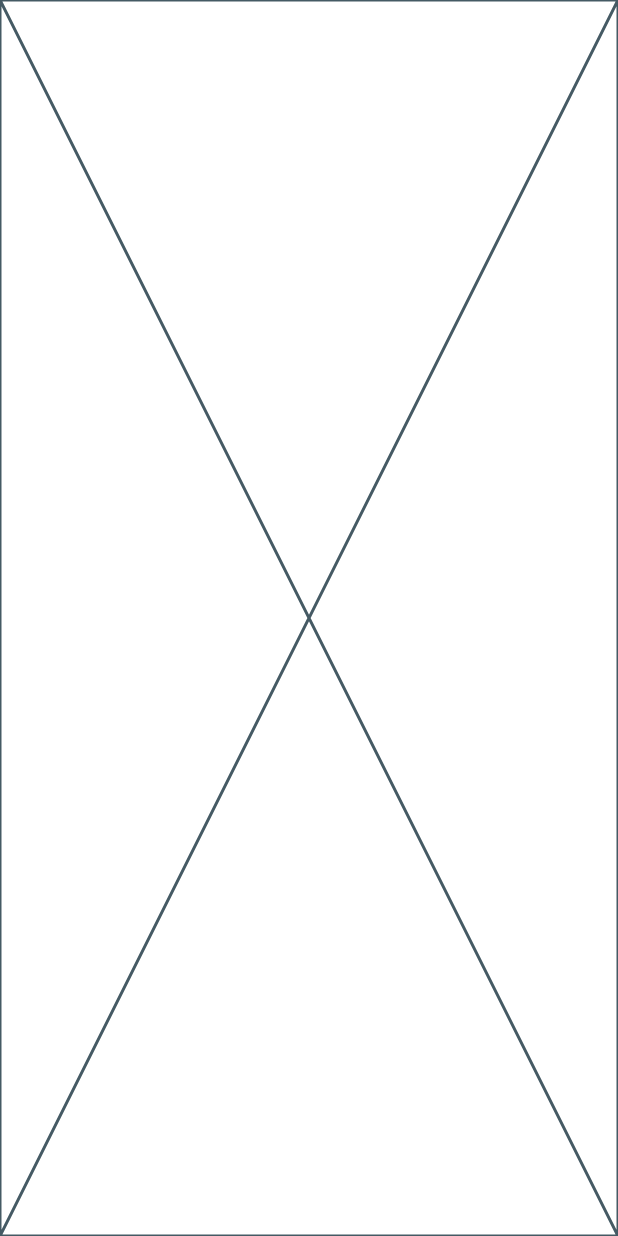
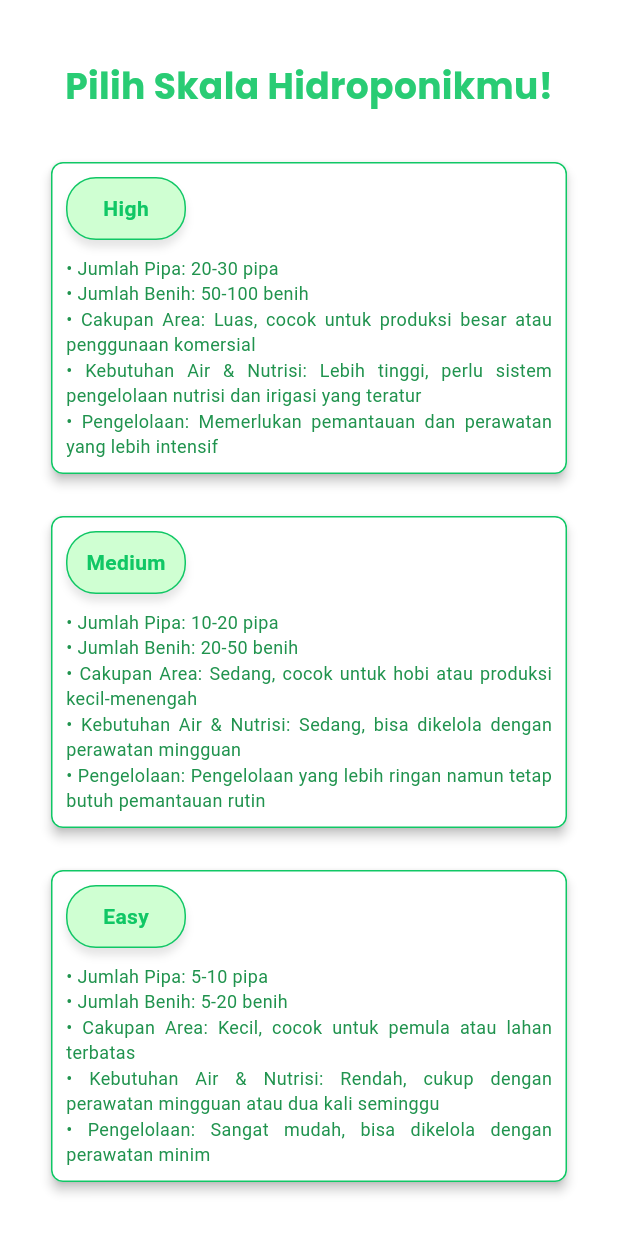
Before and after one commit to CLINTON1233/PBL-IF-16-Hydrogami-Integrasi-IoT-dan-Gamifikasi-Pada-Tanaman-Hidroponik, a Flutter app: the KonfirmasiPilihPage screen opened directly, after a tap on "Ya", on a phone screen of 412 x 824 dp. Run offline on Flutter 3.47's test engine with Material 3 defaults, Android fonts, the phone set to English and light mode, and no system bars; our stand-ins replace google_fonts.

Commit message:
Page Pilih Skala Hidroponik

```diff
--- a/lib/konfirmasi_pilih_page.dart
+++ b/lib/konfirmasi_pilih_page.dart
@@ -69,14 +69,18 @@ class _KonfirmasiPilihPageState extends State<KonfirmasiPilihPage> {
                             color: Color(0xFF2ABD77), width: 1),
                       ),
                       padding: const EdgeInsets.symmetric(
-                          horizontal: 20, vertical: 10),
+                          horizontal: 23, vertical: 11),
                       elevation: 2,
                     ),
                     child: Row(
                       children: [
-                        const Icon(Icons.arrow_back_ios,
-                            color: Color(0xFF2ABD77), size: 18),
-                        const SizedBox(width: 4),
+                        Image.asset(
+                          'assets/ic_back.png',
+                          width: 16,
+                          height: 14,
+                          color: const Color(0xFF2ABD77),
+                        ),
+                        const SizedBox(width: 7),
                         Text(
                           'Tidak',
                           style: GoogleFonts.poppins(
@@ -121,8 +125,13 @@ class _KonfirmasiPilihPageState extends State<KonfirmasiPilihPage> {
                           ),
                         ),
                         const SizedBox(width: 10), // Jarak antara teks dan ikon
-                        const Icon(Icons.arrow_forward_ios,
-                            color: Color(0xFF2ABD77), size: 18),
+
+                        Image.asset(
+                          'assets/ic_next.png',
+                          width: 20,
+                          height: 20,
+                          color: const Color(0xFF2ABD77),
+                        ),
                       ],
                     ),
                   ),
--- a/lib/login_page.dart
+++ b/lib/login_page.dart
@@ -61,9 +61,13 @@ class _LoginPageState extends State<LoginPage>
                       child: Row(
                         mainAxisSize: MainAxisSize.min,
                         children: [
-                          const Icon(Icons.arrow_back_ios,
-                              color: Colors.white, size: 18),
-                          const SizedBox(width: 4),
+                          Image.asset(
+                            'assets/ic_back.png',
+                            width: 16,
+                            height: 14,
+                            color: Colors.white,
+                          ),
+                          const SizedBox(width: 5),
                           Text(
                             'Kembali',
                             style: GoogleFonts.poppins(
--- a/lib/pilih_skala.dart
+++ b/lib/pilih_skala.dart
@@ -1,4 +1,5 @@
 import 'package:flutter/material.dart';
+import 'package:google_fonts/google_fonts.dart';
 
 class PilihSkalaPage extends StatefulWidget {
   const PilihSkalaPage({super.key});
@@ -10,6 +11,158 @@ class PilihSkalaPage extends StatefulWidget {
 class _PilihSkalaPageState extends State<PilihSkalaPage> {
   @override
   Widget build(BuildContext context) {
-    return const Placeholder();
+    return Scaffold(
+      backgroundColor: Colors.white,
+      appBar: AppBar(
+        backgroundColor: const Color.fromARGB(255, 36, 209, 126),
+        elevation: 0,
+        toolbarHeight: 0,
+      ),
+      body: SingleChildScrollView(
+        child: Padding(
+          padding: const EdgeInsets.symmetric(horizontal: 30),
+          child: Column(
+            children: [
+              const SizedBox(height: 40),
+              Text(
+                'Pilih Skala Hidroponikmu!',
+                style: GoogleFonts.poppins(
+                  fontSize: 24,
+                  color: const Color(0xFF29CC74),
+                  fontWeight: FontWeight.bold,
+                ),
+              ),
+              const SizedBox(height: 30),
+
+              buildCard(
+                'High',
+                '20-30 pipa',
+                '50-100 benih',
+                'Luas, cocok untuk produksi besar atau penggunaan komersial',
+                'Lebih tinggi, perlu sistem pengelolaan nutrisi dan irigasi yang teratur',
+                'Memerlukan pemantauan dan perawatan yang lebih intensif',
+                const Color.fromARGB(255, 16, 199, 101),
+              ),
+              const SizedBox(height: 20),
+              buildCard(
+                'Medium',
+                '10-20 pipa',
+                '20-50 benih',
+                'Sedang, cocok untuk hobi atau produksi kecil-menengah',
+                'Sedang, bisa dikelola dengan perawatan mingguan',
+                'Pengelolaan yang lebih ringan namun tetap butuh pemantauan rutin',
+                const Color.fromARGB(255, 16, 199, 101),
+              ),
+              const SizedBox(height: 20),
+              buildCard(
+                'Easy',
+                '5-10 pipa',
+                '5-20 benih',
+                'Kecil, cocok untuk pemula atau lahan terbatas',
+                'Rendah, cukup dengan perawatan mingguan atau dua kali seminggu',
+                'Sangat mudah, bisa dikelola dengan perawatan minim',
+                const Color.fromARGB(255, 16, 199, 101),
+              ),
+              const SizedBox(
+                  height: 40), // Jarak tambahan di bawah kartu terakhir
+            ],
+          ),
+        ),
+      ),
+    );
+  }
+
+  Widget buildCard(String title, String pipa, String benih, String area,
+      String nutrisi, String pengelolaan, Color borderColor) {
+    return Card(
+      color: Colors.white,
+      shape: RoundedRectangleBorder(
+        borderRadius: BorderRadius.circular(8),
+        side: BorderSide(color: borderColor, width: 1),
+      ),
+      elevation: 3,
+      child: Padding(
+        padding: const EdgeInsets.all(10),
+        child: Column(
+          crossAxisAlignment: CrossAxisAlignment.start,
+          children: [
+            Row(
+              mainAxisSize: MainAxisSize.min,
+              children: [
+                SizedBox(
+                  width: 80,
+                  child: Container(
+                    padding: const EdgeInsets.symmetric(
+                        horizontal: 10, vertical: 10),
+                    decoration: BoxDecoration(
+                      color: const Color(0xFFCFFFD2), // Latar belakang putih
+                      borderRadius: BorderRadius.circular(20),
+                      border: Border.all(color: borderColor, width: 1),
+                      boxShadow: [
+                        BoxShadow(
+                          color: Colors.black.withOpacity(0.1),
+                          blurRadius: 4,
+                          offset: const Offset(0, 5),
+                        ),
+                      ],
+                    ),
+                    child: Center(
+                      child: Text(
+                        title,
+                        style: TextStyle(
+                          color: borderColor,
+                          fontWeight: FontWeight.bold,
+                        ),
+                      ),
+                    ),
+                  ),
+                ),
+              ],
+            ),
+            const SizedBox(height: 10),
+            Text(
+              '• Jumlah Pipa: $pipa',
+              style: const TextStyle(
+                fontSize: 12,
+                color: Color(0xFF20934E),
+              ),
+              textAlign: TextAlign.justify,
+            ),
+            Text(
+              '• Jumlah Benih: $benih',
+              style: const TextStyle(
+                fontSize: 12,
+                color: Color(0xFF20934E),
+              ),
+              textAlign: TextAlign.justify,
+            ),
+            Text(
+              '• Cakupan Area: $area',
+              style: const TextStyle(
+                fontSize: 12,
+                color: Color(0xFF20934E),
+              ),
+              textAlign: TextAlign.justify,
+            ),
+            Text(
+              '• Kebutuhan Air & Nutrisi: $nutrisi',
+              style: const TextStyle(
+                fontSize: 12,
+                color: Color(0xFF20934E),
+              ),
+              textAlign: TextAlign.justify,
+            ),
+            Text(
+              '• Pengelolaan: $pengelolaan',
+              style: const TextStyle(
+                fontSize: 12,
+                color: Color(0xFF20934E),
+              ),
+              textAlign: TextAlign.justify,
+            ),
+          ],
+        ),
+      ),
+    );
   }
 }
--- a/lib/registrasi_page.dart
+++ b/lib/registrasi_page.dart
@@ -48,9 +48,13 @@ class _RegistrasiPageState extends State<RegistrasiPage> {
                       child: Row(
                         mainAxisSize: MainAxisSize.min,
                         children: [
-                          const Icon(Icons.arrow_back_ios,
-                              color: Colors.white, size: 18), // Ukuran ikon
-                          const SizedBox(width: 4),
+                          Image.asset(
+                            'assets/ic_back.png',
+                            width: 16,
+                            height: 14,
+                            color: Colors.white,
+                          ),
+                          const SizedBox(width: 5),
                           Text(
                             'Kembali',
                             style: GoogleFonts.poppins(
```
